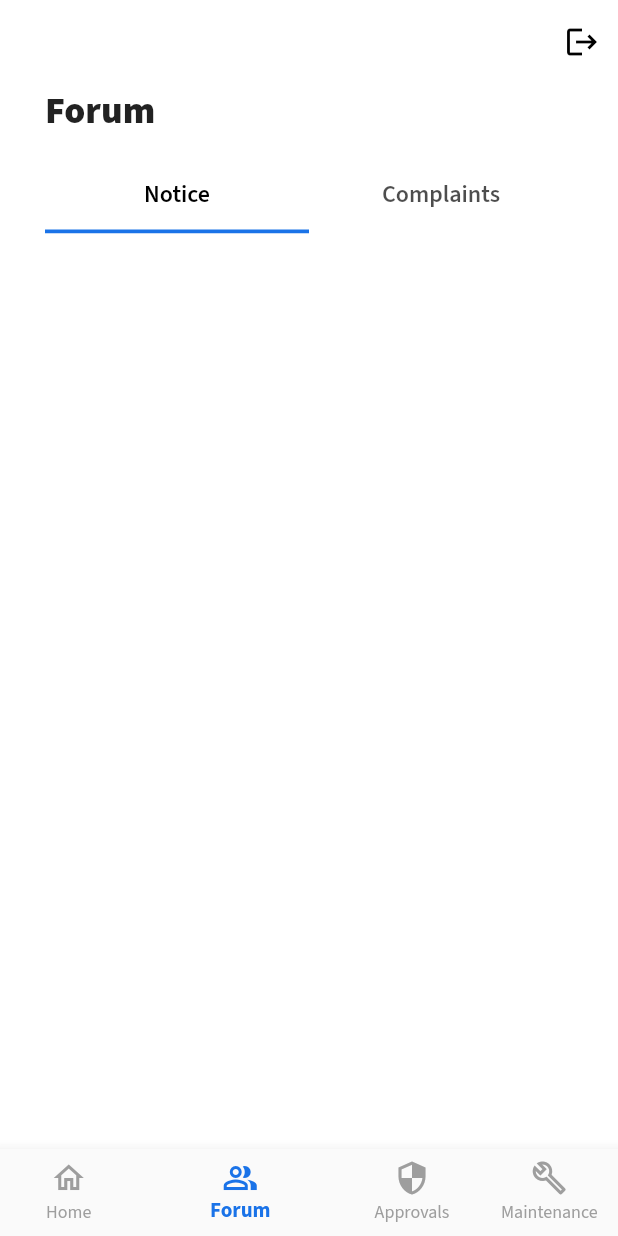
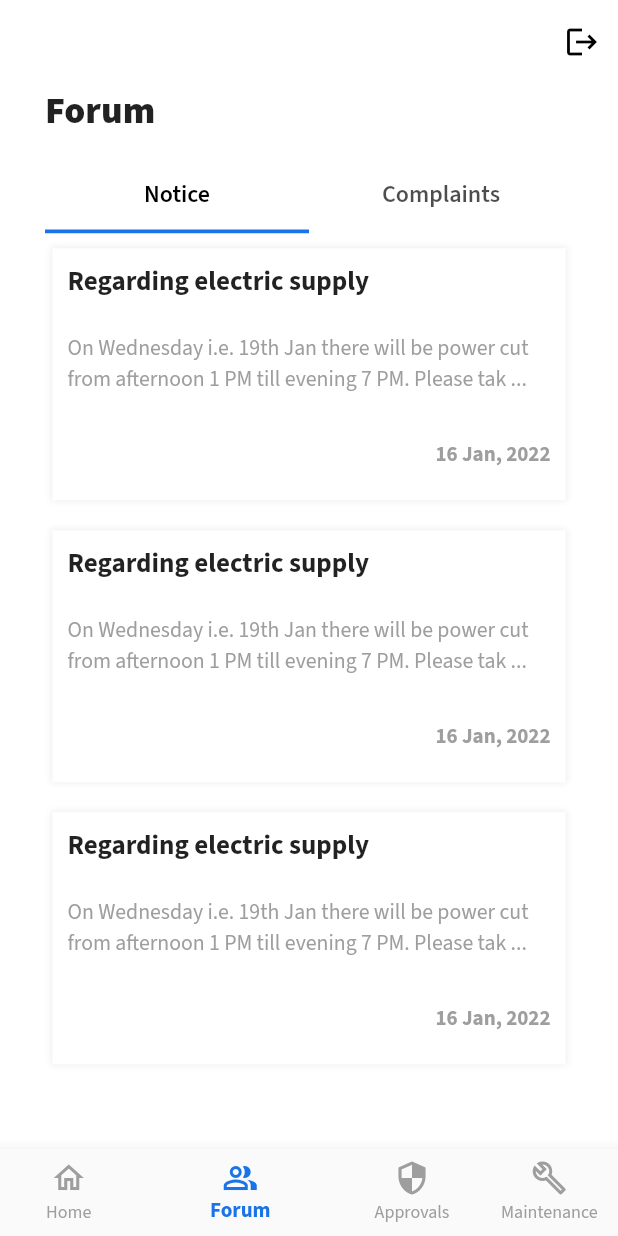
Before and after one commit to Yash4900/EaseIt, a Flutter app: the screen it shows once a user with an empty profile is signed in, item 2 of the bottom bar chosen, on a phone screen of 412 x 824 dp. Run offline on Flutter 3.47's test engine with Material 2 defaults, Android fonts, the phone set to English and light mode, and no system bars; our stand-ins replace cloud_firestore, firebase_auth, firebase_core, google_fonts; accounts and stored records are empty.

Commit message:
Notice UI done

```diff
--- a/lib/screens/resident/complaint.dart
+++ b/lib/screens/resident/complaints/complaint.dart
@@ -1,5 +1,5 @@
-import 'package:ease_it/screens/resident/add_complaint.dart';
-import 'package:ease_it/screens/resident/single_complaint.dart';
+import 'package:ease_it/screens/resident/complaints/add_complaint.dart';
+import 'package:ease_it/screens/resident/complaints/single_complaint.dart';
 import 'package:flutter/cupertino.dart';
 import 'package:flutter/material.dart';
 import 'package:google_fonts/google_fonts.dart';
--- a/lib/screens/resident/forum.dart
+++ b/lib/screens/resident/forum.dart
@@ -1,5 +1,5 @@
-import 'package:ease_it/screens/resident/complaint.dart';
-import 'package:ease_it/screens/resident/notice.dart';
+import 'package:ease_it/screens/resident/complaints/complaint.dart';
+import 'package:ease_it/screens/resident/notice/notice.dart';
 import 'package:flutter/material.dart';
 import 'package:google_fonts/google_fonts.dart';
 
--- a/lib/screens/resident/notice.dart
+++ /dev/null
@@ -1,13 +0,0 @@
-import 'package:flutter/material.dart';
-
-class Notice extends StatefulWidget {
-  @override
-  _NoticeState createState() => _NoticeState();
-}
-
-class _NoticeState extends State<Notice> {
-  @override
-  Widget build(BuildContext context) {
-    return Container();
-  }
-}
--- /dev/null
+++ b/lib/screens/resident/notice/notice.dart
@@ -0,0 +1,153 @@
+import 'package:ease_it/screens/resident/notice/add_notice.dart';
+import 'package:ease_it/screens/resident/notice/single_notice.dart';
+import 'package:ease_it/utility/globals.dart';
+import 'package:flutter/material.dart';
+import 'package:google_fonts/google_fonts.dart';
+
+class Not {
+  String title;
+  String content;
+  DateTime postedOn;
+  Not(this.title, this.content, this.postedOn);
+}
+
+class Notice extends StatefulWidget {
+  @override
+  _NoticeState createState() => _NoticeState();
+}
+
+class _NoticeState extends State<Notice> {
+  Globals g = Globals();
+  List<String> days = [
+    "Jan",
+    "Feb",
+    "Mar",
+    "Apr",
+    "May",
+    "Jun",
+    "Jul",
+    "Aug",
+    "Sep",
+    "Oct",
+    "Nov",
+    "Dec"
+  ];
+  List<Not> notices = [
+    Not(
+        "Regarding electric supply",
+        "On Wednesday i.e. 19th Jan there will be power cut from afternoon 1 PM till evening 7 PM. Please take the note of same.",
+        DateTime.now()),
+    Not(
+        "Regarding electric supply",
+        "On Wednesday i.e. 19th Jan there will be power cut from afternoon 1 PM till evening 7 PM. Please take the note of same.",
+        DateTime.now()),
+    Not(
+        "Regarding electric supply",
+        "On Wednesday i.e. 19th Jan there will be power cut from afternoon 1 PM till evening 7 PM. Please take the note of same.",
+        DateTime.now())
+  ];
+  @override
+  Widget build(BuildContext context) {
+    return Column(
+      children: [
+        Expanded(
+          flex: 4,
+          child: ListView.builder(
+            itemCount: notices.length,
+            itemBuilder: (context, index) {
+              return GestureDetector(
+                onTap: () {
+                  Navigator.push(
+                    context,
+                    MaterialPageRoute(
+                      builder: (context) => SingleNotice(notices[index].title,
+                          notices[index].content, notices[index].postedOn),
+                    ),
+                  );
+                },
+                child: Container(
+                  width: MediaQuery.of(context).size.width * 0.85,
+                  decoration: BoxDecoration(
+                    color: Colors.white,
+                    boxShadow: [
+                      BoxShadow(
+                        color: Colors.grey[200],
+                        blurRadius: 3.0,
+                        spreadRadius: 1.0,
+                      ),
+                    ],
+                  ),
+                  margin: EdgeInsets.symmetric(horizontal: 5, vertical: 10),
+                  child: Column(
+                    crossAxisAlignment: CrossAxisAlignment.start,
+                    children: [
+                      Padding(
+                        padding: EdgeInsets.all(10),
+                        child: Text(
+                          notices[index].title,
+                          style: GoogleFonts.sourceSansPro(
+                              fontSize: 18, fontWeight: FontWeight.bold),
+                        ),
+                      ),
+                      Padding(
+                        padding: EdgeInsets.all(10),
+                        child: Text(
+                          notices[index].content.substring(0, 100) + " ...",
+                          style: TextStyle(
+                            fontSize: 14.5,
+                            color: Colors.grey[500],
+                          ),
+                        ),
+                      ),
+                      Padding(
+                        padding:
+                            EdgeInsets.symmetric(vertical: 20, horizontal: 10),
+                        child: Row(
+                          mainAxisAlignment: MainAxisAlignment.end,
+                          children: [
+                            Text(
+                              "${notices[index].postedOn.day} ${days[notices[index].postedOn.month - 1]}, ${notices[index].postedOn.year}",
+                              style: TextStyle(
+                                  fontWeight: FontWeight.bold,
+                                  color: Colors.grey),
+                            )
+                          ],
+                        ),
+                      ),
+                    ],
+                  ),
+                ),
+              );
+            },
+          ),
+        ),
+        g.role == "Secretary"
+            ? Expanded(
+                flex: 1,
+                child: Center(
+                  child: TextButton(
+                    onPressed: () {
+                      Navigator.push(
+                        context,
+                        MaterialPageRoute(builder: (context) => AddNotice()),
+                      );
+                    },
+                    style: ButtonStyle(
+                        backgroundColor: MaterialStateProperty.all<Color>(
+                            Color(0xff1a73e8).withOpacity(0.2)),
+                        padding: MaterialStateProperty.all<EdgeInsetsGeometry>(
+                            EdgeInsets.symmetric(horizontal: 15))),
+                    child: Text(
+                      '+ Publish a notice',
+                      style: TextStyle(
+                          color: Color(0xff1a73e8),
+                          fontWeight: FontWeight.w600),
+                    ),
+                  ),
+                ),
+              )
+            : SizedBox()
+      ],
+    );
+  }
+}
```
Also changed, not shown: lib/screens/resident/notice/add_notice.dart (added, +87 -0 lines), lib/screens/resident/notice/single_notice.dart (added, +78 -0 lines), lib/screens/resident/complaints/add_complaint.dart (renamed from lib/screens/resident/add_complaint.dart), lib/screens/resident/complaints/single_complaint.dart (renamed from lib/screens/resident/single_complaint.dart).
